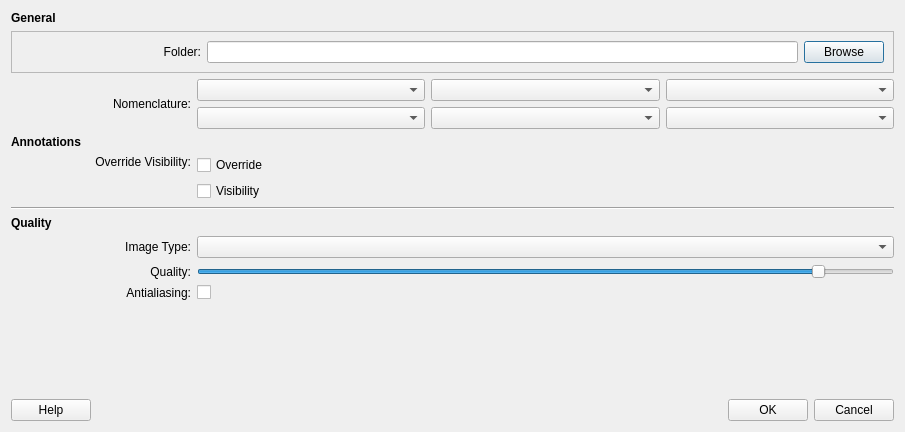
Above: qt_ui/DialogScreenshotExport.ui from FilmColors/VIAN before the change. Below: the same form after it.
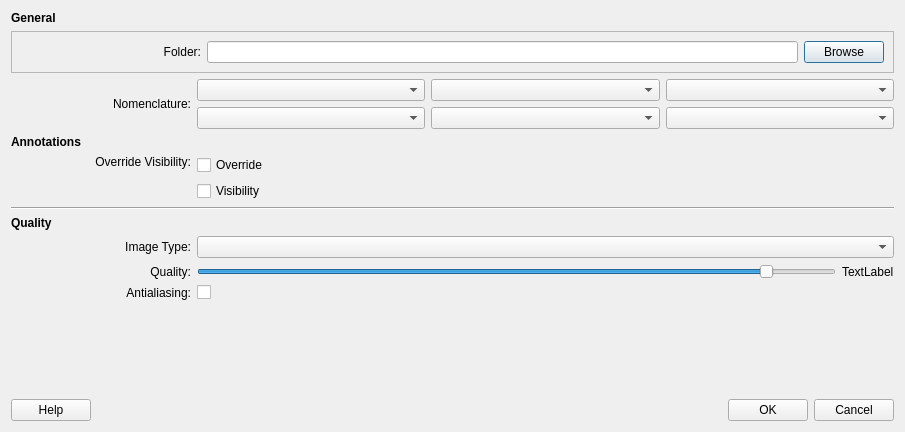
That is the form after the change.

What changed in the file:
```diff
--- a/qt_ui/DialogScreenshotExport.ui
+++ b/qt_ui/DialogScreenshotExport.ui
@@ -286,6 +286,8 @@
         </widget>
        </item>
        <item>
+        <layout class="QHBoxLayout" name="horizontalLayout_3">
+         <item>
         <widget class="QSlider" name="QualitySlider">
          <property name="sizePolicy">
           <sizepolicy hsizetype="Expanding" vsizetype="Fixed">
@@ -303,6 +305,15 @@
           <enum>Qt::Horizontal</enum>
          </property>
         </widget>
+         </item>
+         <item>
+          <widget class="QLabel" name="lbl_Quality">
+           <property name="text">
+            <string>TextLabel</string>
+           </property>
+          </widget>
+         </item>
+        </layout>
        </item>
       </layout>
      </item>
```
Lines whose indentation alone changed are shown as unchanged.
